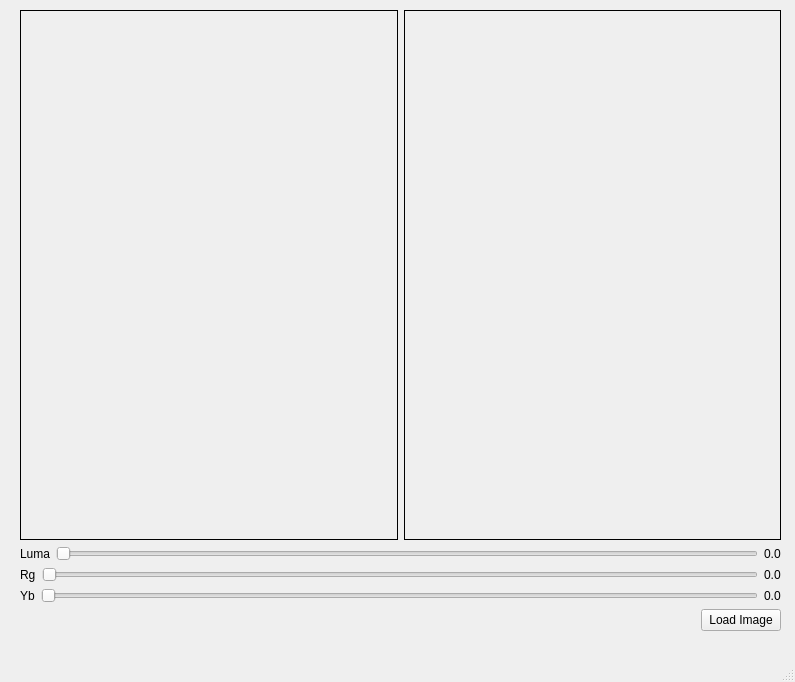
The window that mainwindow.ui (tmguvenc/orgb) describes before a commit, drawn with Qt 5.
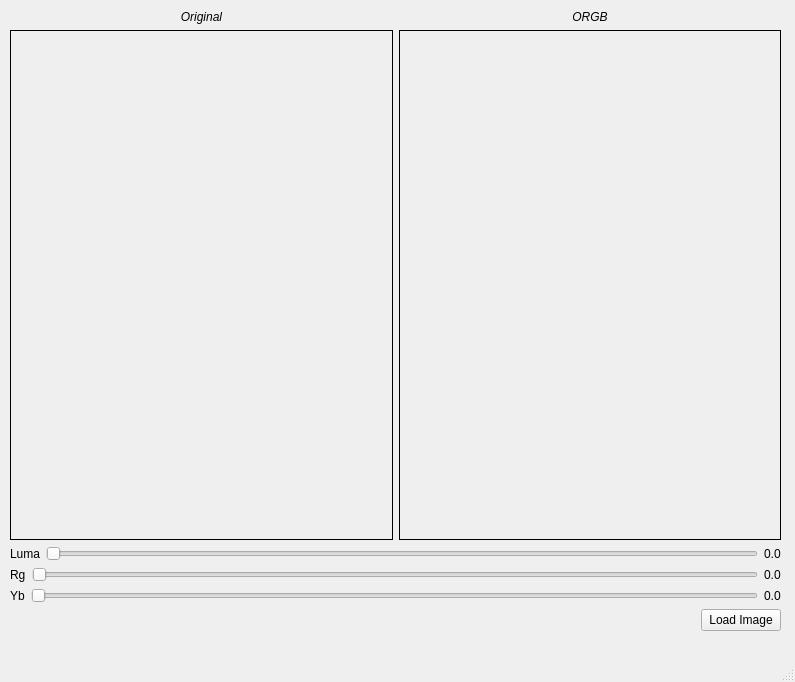
The same window after the commit.

Patch:
```diff
--- a/mainwindow.ui
+++ b/mainwindow.ui
@@ -32,19 +32,38 @@
    <string>ORGB</string>
   </property>
   <widget class="QWidget" name="centralwidget">
-   <widget class="QWidget" name="verticalLayoutWidget_2">
+   <widget class="QWidget" name="">
     <property name="geometry">
      <rect>
-      <x>20</x>
+      <x>10</x>
       <y>10</y>
-      <width>761</width>
+      <width>771</width>
       <height>621</height>
      </rect>
     </property>
-    <layout class="QVBoxLayout" name="verticalLayout_2">
+    <layout class="QVBoxLayout" name="verticalLayout">
      <item>
       <layout class="QHBoxLayout" name="horizontalLayout">
        <item>
+        <layout class="QVBoxLayout" name="verticalLayout_2">
+         <item>
+          <widget class="QLabel" name="label_4">
+           <property name="font">
+            <font>
+             <family>Segoe UI</family>
+             <pointsize>9</pointsize>
+             <italic>true</italic>
+            </font>
+           </property>
+           <property name="text">
+            <string>Original</string>
+           </property>
+           <property name="alignment">
+            <set>Qt::AlignCenter</set>
+           </property>
+          </widget>
+         </item>
+         <item>
         <widget class="QLabel" name="img_5">
          <property name="sizePolicy">
           <sizepolicy hsizetype="Expanding" vsizetype="Expanding">
@@ -66,6 +85,27 @@
          </property>
         </widget>
        </item>
+        </layout>
+       </item>
+       <item>
+        <layout class="QVBoxLayout" name="verticalLayout_4">
+         <item>
+          <widget class="QLabel" name="label_5">
+           <property name="font">
+            <font>
+             <family>Segoe UI</family>
+             <pointsize>9</pointsize>
+             <italic>true</italic>
+            </font>
+           </property>
+           <property name="text">
+            <string>ORGB</string>
+           </property>
+           <property name="alignment">
+            <set>Qt::AlignCenter</set>
+           </property>
+          </widget>
+         </item>
        <item>
         <widget class="QLabel" name="img_1">
          <property name="sizePolicy">
@@ -90,8 +130,8 @@
        </item>
       </layout>
      </item>
-     <item>
-      <layout class="QVBoxLayout" name="verticalLayout">
+      </layout>
+     </item>
        <item>
         <layout class="QHBoxLayout" name="horizontalLayout_2">
          <item>
@@ -206,8 +246,6 @@
             <string>Load Image</string>
            </property>
           </widget>
-         </item>
-        </layout>
        </item>
       </layout>
      </item>
```
Lines whose indentation alone changed are shown as unchanged.
